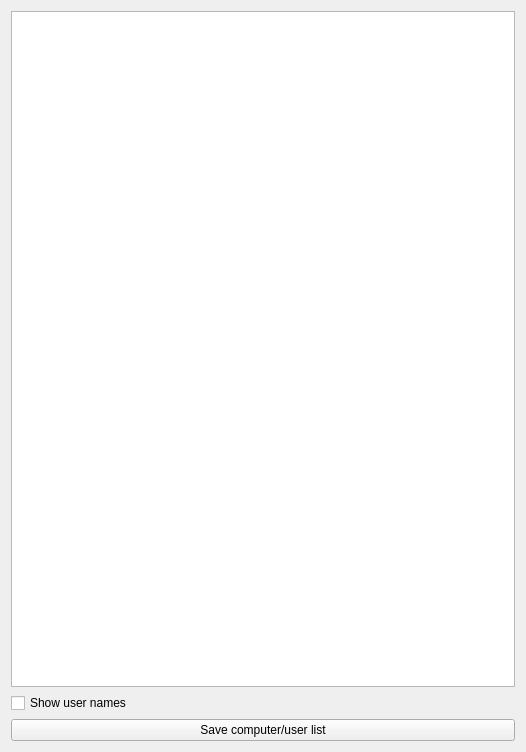
veyon/veyon, file master/forms/ComputerManagementView.ui: the form before one commit.
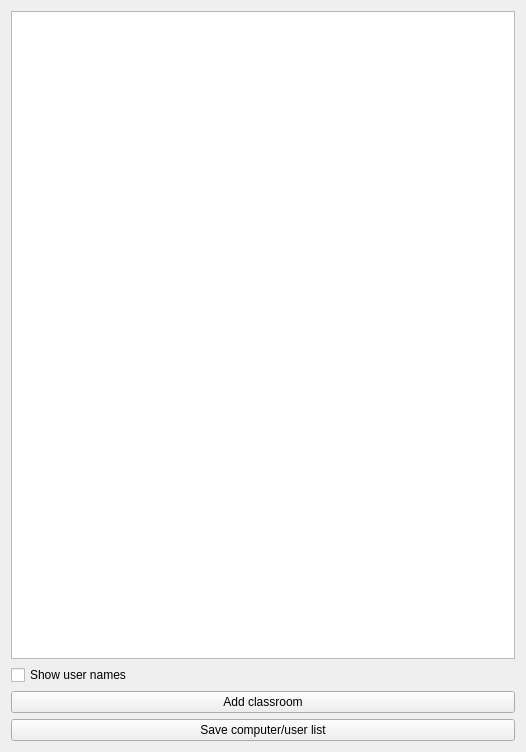
The form after the commit.

Commit message: Master: ComputerManagementView: integrate ClassroomSelectionDialog

Diff of the .ui file:
```diff
--- a/master/forms/ComputerManagementView.ui
+++ b/master/forms/ComputerManagementView.ui
@@ -43,6 +43,13 @@
      </property>
     </widget>
    </item>
+   <item>
+    <widget class="QPushButton" name="addClassroomButton">
+     <property name="text">
+      <string>Add classroom</string>
+     </property>
+    </widget>
+   </item>
    <item>
     <widget class="QPushButton" name="saveListButton">
      <property name="text">
```
Left out of the diff: 22 changed lines with no effect on the pictures. The commit also changes 2 other files.
